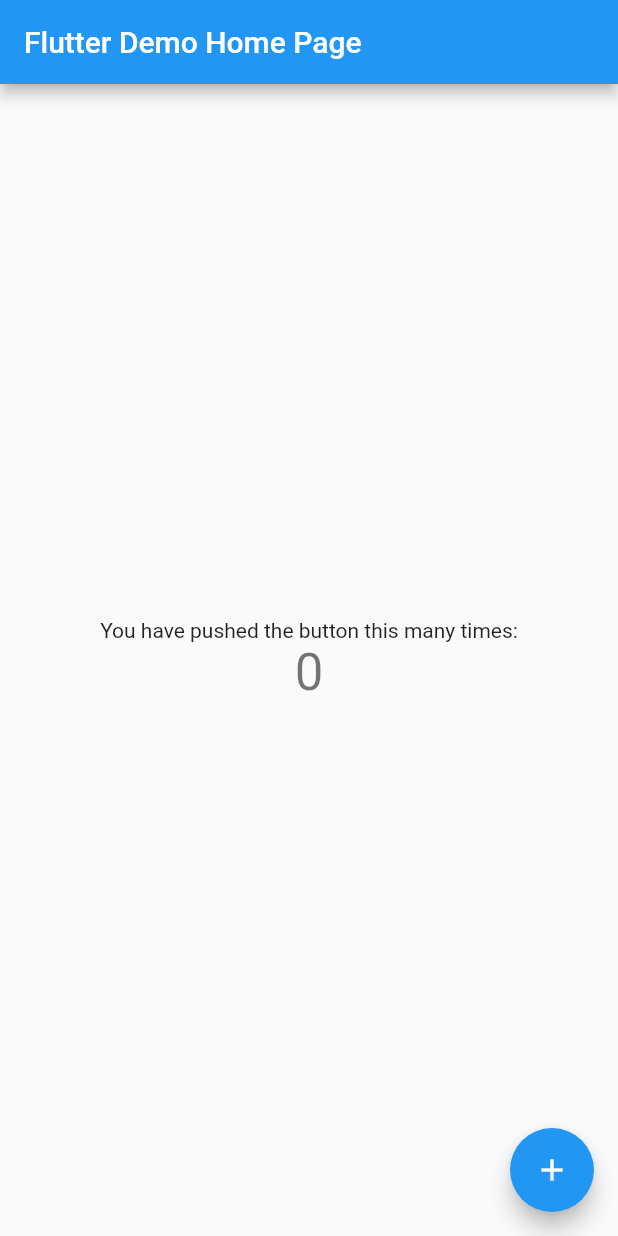
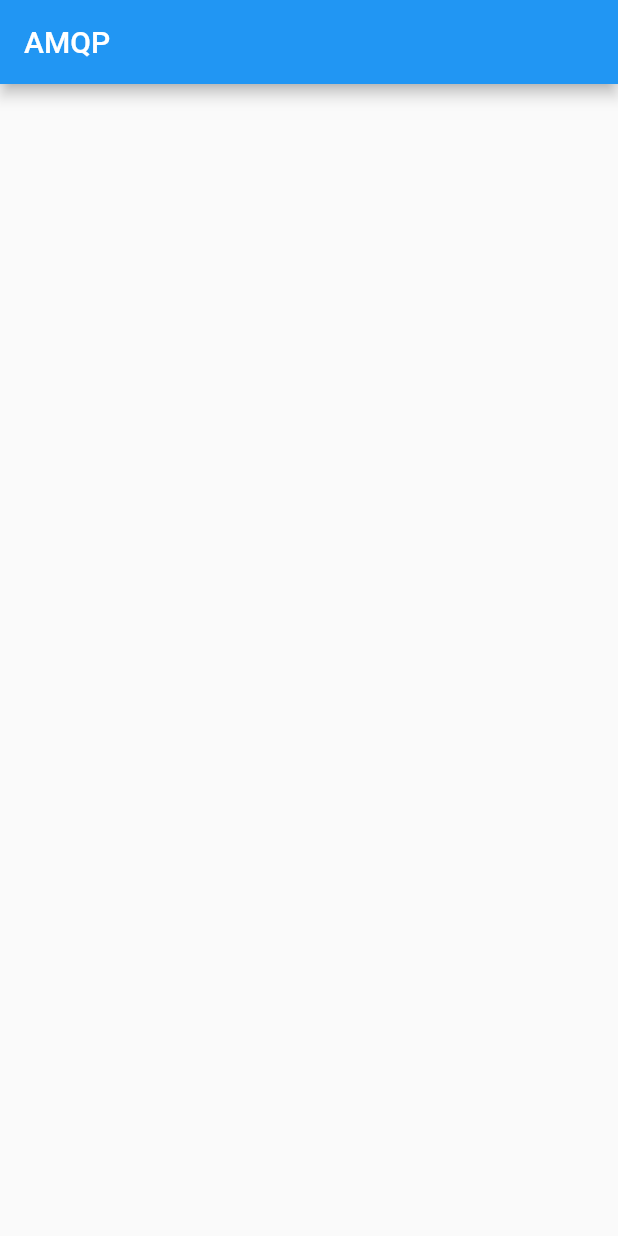
Before and after one commit to andre-alck/receiver_app, a Flutter app: the screen it shows after launch, on a phone screen of 412 x 824 dp. Run offline on Flutter 3.47's test engine with Material 2 defaults, Android fonts, the phone set to English and light mode, and no system bars; missing offline and left inert: dart_amqp.

Commit message:
feat: add basic home screen

```diff
--- a/lib/main.dart
+++ b/lib/main.dart
@@ -1,115 +1,16 @@
 import 'package:flutter/material.dart';
+import 'package:flutter_amqp/screens/home/home_screen.dart';
 
-void main() {
-  runApp(const MyApp());
-}
+void main() => runApp(const MyApp());
 
 class MyApp extends StatelessWidget {
   const MyApp({Key? key}) : super(key: key);
 
-  // This widget is the root of your application.
   @override
   Widget build(BuildContext context) {
-    return MaterialApp(
-      title: 'Flutter Demo',
-      theme: ThemeData(
-        // This is the theme of your application.
-        //
-        // Try running your application with "flutter run". You'll see the
-        // application has a blue toolbar. Then, without quitting the app, try
-        // changing the primarySwatch below to Colors.green and then invoke
-        // "hot reload" (press "r" in the console where you ran "flutter run",
-        // or simply save your changes to "hot reload" in a Flutter IDE).
-        // Notice that the counter didn't reset back to zero; the application
-        // is not restarted.
-        primarySwatch: Colors.blue,
-      ),
-      home: const MyHomePage(title: 'Flutter Demo Home Page'),
+    return const MaterialApp(
+      title: 'AMQP',
+      home: HomeScreen(),
     );
   }
 }
-
-class MyHomePage extends StatefulWidget {
-  const MyHomePage({Key? key, required this.title}) : super(key: key);
-
-  // This widget is the home page of your application. It is stateful, meaning
-  // that it has a State object (defined below) that contains fields that affect
-  // how it looks.
-
-  // This class is the configuration for the state. It holds the values (in this
-  // case the title) provided by the parent (in this case the App widget) and
-  // used by the build method of the State. Fields in a Widget subclass are
-  // always marked "final".
-
-  final String title;
-
-  @override
-  State<MyHomePage> createState() => _MyHomePageState();
-}
-
-class _MyHomePageState extends State<MyHomePage> {
-  int _counter = 0;
-
-  void _incrementCounter() {
-    setState(() {
-      // This call to setState tells the Flutter framework that something has
-      // changed in this State, which causes it to rerun the build method below
-      // so that the display can reflect the updated values. If we changed
-      // _counter without calling setState(), then the build method would not be
-      // called again, and so nothing would appear to happen.
-      _counter++;
-    });
-  }
-
-  @override
-  Widget build(BuildContext context) {
-    // This method is rerun every time setState is called, for instance as done
-    // by the _incrementCounter method above.
-    //
-    // The Flutter framework has been optimized to make rerunning build methods
-    // fast, so that you can just rebuild anything that needs updating rather
-    // than having to individually change instances of widgets.
-    return Scaffold(
-      appBar: AppBar(
-        // Here we take the value from the MyHomePage object that was created by
-        // the App.build method, and use it to set our appbar title.
-        title: Text(widget.title),
-      ),
-      body: Center(
-        // Center is a layout widget. It takes a single child and positions it
-        // in the middle of the parent.
-        child: Column(
-          // Column is also a layout widget. It takes a list of children and
-          // arranges them vertically. By default, it sizes itself to fit its
-          // children horizontally, and tries to be as tall as its parent.
-          //
-          // Invoke "debug painting" (press "p" in the console, choose the
-          // "Toggle Debug Paint" action from the Flutter Inspector in Android
-          // Studio, or the "Toggle Debug Paint" command in Visual Studio Code)
-          // to see the wireframe for each widget.
-          //
-          // Column has various properties to control how it sizes itself and
-          // how it positions its children. Here we use mainAxisAlignment to
-          // center the children vertically; the main axis here is the vertical
-          // axis because Columns are vertical (the cross axis would be
-          // horizontal).
-          mainAxisAlignment: MainAxisAlignment.center,
-          children: <Widget>[
-            const Text(
-              'You have pushed the button this many times:',
-            ),
-            Text(
-              '$_counter',
-              style: Theme.of(context).textTheme.headline4,
-            ),
-          ],
-        ),
-      ),
-      floatingActionButton: FloatingActionButton(
-        onPressed: _incrementCounter,
-        tooltip: 'Increment',
-        child: const Icon(Icons.add),
-      ), // This trailing comma makes auto-formatting nicer for build methods.
-    );
-  }
-}
--- /dev/null
+++ b/lib/screens/home/home_screen.dart
@@ -0,0 +1,18 @@
+import 'package:flutter/material.dart';
+
+AppBar appBar() {
+  return AppBar(
+    title: const Text('AMQP'),
+  );
+}
+
+class HomeScreen extends StatelessWidget {
+  const HomeScreen({Key? key}) : super(key: key);
+
+  @override
+  Widget build(BuildContext context) {
+    return Scaffold(
+      appBar: appBar()
+    );
+  }
+}
```
